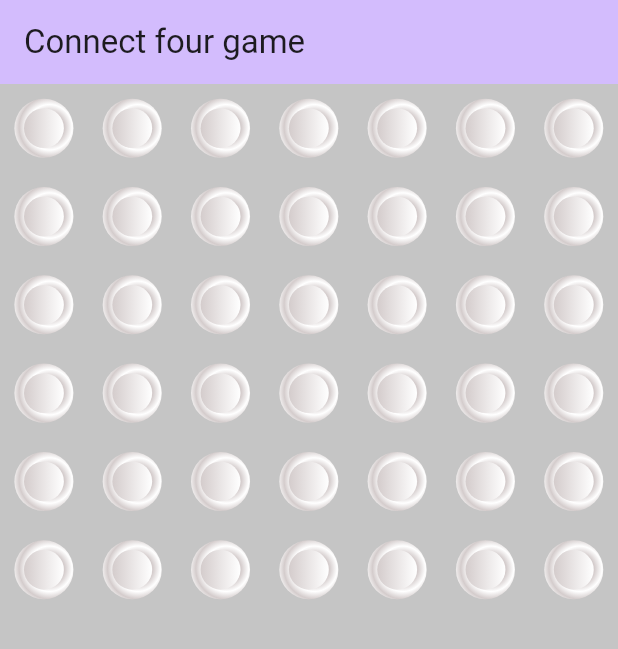
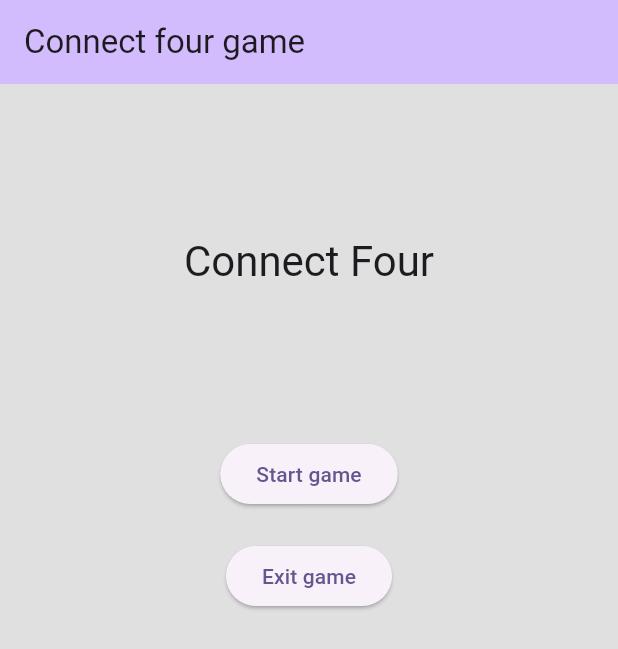
Before and after one commit to vijay94/connect-four-flutter-with-co-pilot, a Flutter app: the screen it shows after launch, on a phone screen of 412 x 824 dp. Shown: the top 649 px of the screen. Run offline on Flutter 3.47's test engine with Material 2 defaults, Android fonts, the phone set to English and light mode, and no system bars; our stand-ins replace flutter_svg; project files that could hold a hidden picture were left out.

Commit message:
added menu page and related navigation

```diff
--- a/lib/game_board/game_board.dart
+++ b/lib/game_board/game_board.dart
@@ -96,7 +96,7 @@ class _GameBoardState extends State<GameBoard> {
           shape: RoundedRectangleBorder(
             borderRadius:BorderRadius.circular(20.0)),
             child: Container(
-            constraints: BoxConstraints(maxHeight: 350),
+            constraints: const BoxConstraints(maxHeight: 350),
             child: Padding(
               padding: const EdgeInsets.all(12.0),
               child: Column(
--- a/lib/home-page/home_page.dart
+++ b/lib/home-page/home_page.dart
@@ -1,3 +1,6 @@
+import 'dart:io';
+
+import 'package:connect_four/menu_page/menu_page.dart';
 import 'package:flutter/material.dart';
 
 import '../game_board/game_board.dart';
@@ -10,8 +13,42 @@ class MyHomePage extends StatefulWidget {
   @override
   State<MyHomePage> createState() => _MyHomePageState();
 }
+enum Page {
+  menuPage,
+  gameBoard,
+}
 
 class _MyHomePageState extends State<MyHomePage> {
+  // There are two pages in this app: the menu page and the GameBoard page.
+  // Maintain the state of current page here.
+  // Write a function to switch between pages.
+
+  var _currentPage = Page.menuPage;
+
+  void _switchPage(Page page) {
+    setState(() {
+      _currentPage = page;
+    });
+  }
+
+  // Write a function that returns the current page.
+  Widget _getCurrentPage() {
+    if (_currentPage == Page.menuPage) {
+      return MenuPage(title: 'Connect Four', startGame: _switchToGameBoard, exitApp: _exitApp);
+    } else {
+      return const GameBoard(title: 'Connect Four');
+    }
+  }
+
+  // Write a function that switches to the GameBoard page.
+  void _switchToGameBoard() {
+    _switchPage(Page.gameBoard);
+  }
+
+  // Write a function that exits the app.
+  void _exitApp() {
+    exit(0);
+  }
 
   @override
   Widget build(BuildContext context) {
@@ -20,7 +57,7 @@ class _MyHomePageState extends State<MyHomePage> {
         backgroundColor: Theme.of(context).colorScheme.inversePrimary,
         title: Text(widget.title),
       ),
-      body: const GameBoard(title: 'Connect Four')
+      body: _getCurrentPage(),
     );
   }
 }
--- /dev/null
+++ b/lib/menu_page/menu_page.dart
@@ -0,0 +1,47 @@
+// Create a widget called MenuPage that extends StatelessWidget.
+// The MenuPage widget should get the function to switch pages as a parameter.
+// The MenuPage widget should have a title.
+// The MenuPage widget should get the title as a parameter.
+// The MenuPage widget should have a button to start the game.
+// The MenuPage widget should have a button to exit the game.
+
+// Path: lib/menu_page/menu_page.dart
+import 'package:flutter/material.dart';
+
+class MenuPage extends StatelessWidget {
+  const MenuPage({super.key, required this.title, required this.startGame, required this.exitApp});
+
+  final String title;
+  final Function startGame;
+  final Function exitApp;
+
+  @override
+  Widget build(BuildContext context) {
+    return Center(
+      child: Column(
+        children: [
+          const SizedBox(height: 100),
+          Text(
+            title,
+            style: Theme.of(context).textTheme.headlineMedium,
+          ),
+          const SizedBox(height: 100),
+          ElevatedButton(
+            onPressed: () {
+              startGame();
+            },
+            child: const Text("Start game"),
+          ),
+          const SizedBox(height: 20),
+          ElevatedButton(
+            onPressed: () {
+              exitApp();
+            },
+            child: const Text("Exit game"),
+          ),
+          const SizedBox(height: 100),
+        ],
+      ),
+    );
+  }
+}
```
Also changed, not shown: 1 other file.
